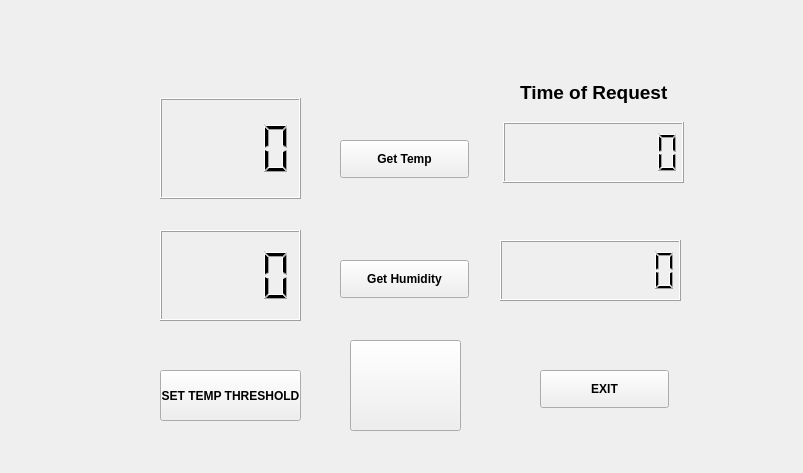
First picture: the form in Project 1/My_Application/Project1.ui, repository smitesh07/eid-fall2018, before the edit.
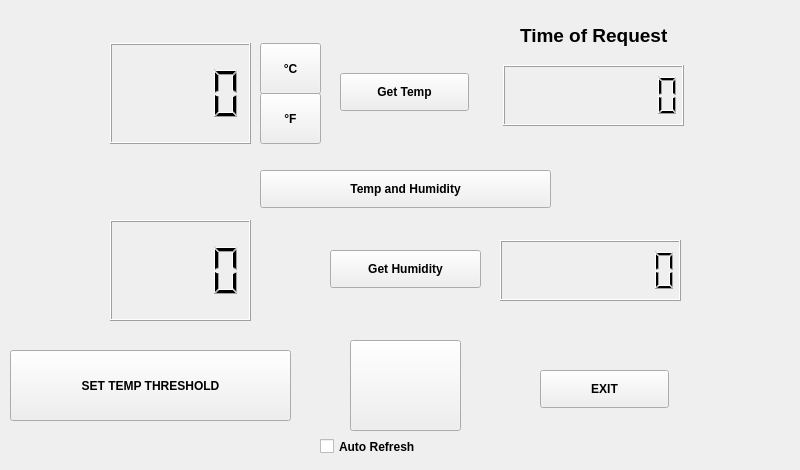
Second picture: the form after the edit. Icons and pictures are not drawn.

Commit message: Adding temperature conversion and auto-refresh features

```diff
--- a/Project 1/My_Application/Project1.ui
+++ b/Project 1/My_Application/Project1.ui
@@ -6,8 +6,8 @@
    <rect>
     <x>0</x>
     <y>0</y>
-    <width>803</width>
-    <height>473</height>
+    <width>800</width>
+    <height>470</height>
    </rect>
   </property>
   <property name="font">
@@ -26,9 +26,9 @@
   <widget class="QPushButton" name="get_hum">
    <property name="geometry">
     <rect>
-     <x>340</x>
-     <y>260</y>
-     <width>129</width>
+     <x>330</x>
+     <y>250</y>
+     <width>151</width>
      <height>38</height>
     </rect>
    </property>
@@ -39,8 +39,8 @@
   <widget class="QLabel" name="hum_icon">
    <property name="geometry">
     <rect>
-     <x>57</x>
-     <y>228</y>
+     <x>20</x>
+     <y>220</y>
      <width>81</width>
      <height>101</height>
     </rect>
@@ -59,7 +59,7 @@
    <property name="geometry">
     <rect>
      <x>340</x>
-     <y>140</y>
+     <y>73</y>
      <width>129</width>
      <height>38</height>
     </rect>
@@ -72,7 +72,7 @@
    <property name="geometry">
     <rect>
      <x>520</x>
-     <y>67</y>
+     <y>10</y>
      <width>171</width>
      <height>51</height>
     </rect>
@@ -89,8 +89,8 @@
   <widget class="QLabel" name="temp_icon">
    <property name="geometry">
     <rect>
-     <x>67</x>
-     <y>98</y>
+     <x>20</x>
+     <y>43</y>
      <width>71</width>
      <height>91</height>
     </rect>
@@ -134,8 +134,8 @@
    </property>
    <property name="geometry">
     <rect>
-     <x>160</x>
-     <y>98</y>
+     <x>110</x>
+     <y>43</y>
      <width>141</width>
      <height>101</height>
     </rect>
@@ -150,10 +150,10 @@
   <widget class="QLCDNumber" name="hum">
    <property name="geometry">
     <rect>
-     <x>160</x>
-     <y>230</y>
+     <x>110</x>
+     <y>220</y>
      <width>141</width>
-     <height>91</height>
+     <height>101</height>
     </rect>
    </property>
    <property name="smallDecimalPoint">
@@ -170,7 +170,7 @@
    <property name="geometry">
     <rect>
      <x>503</x>
-     <y>122</y>
+     <y>65</y>
      <width>181</width>
      <height>61</height>
     </rect>
@@ -214,16 +214,68 @@
   <widget class="QPushButton" name="threshold_button">
    <property name="geometry">
     <rect>
-     <x>160</x>
-     <y>370</y>
-     <width>141</width>
-     <height>51</height>
+     <x>10</x>
+     <y>350</y>
+     <width>281</width>
+     <height>71</height>
     </rect>
    </property>
    <property name="text">
     <string>SET TEMP THRESHOLD</string>
    </property>
   </widget>
+  <widget class="QPushButton" name="degree_button">
+   <property name="geometry">
+    <rect>
+     <x>260</x>
+     <y>43</y>
+     <width>61</width>
+     <height>51</height>
+    </rect>
+   </property>
+   <property name="text">
+    <string>°C</string>
+   </property>
+  </widget>
+  <widget class="QPushButton" name="fahrenheit_button">
+   <property name="geometry">
+    <rect>
+     <x>260</x>
+     <y>93</y>
+     <width>61</width>
+     <height>51</height>
+    </rect>
+   </property>
+   <property name="text">
+    <string>°F</string>
+   </property>
+  </widget>
+  <widget class="QCheckBox" name="refresh_checkBox">
+   <property name="geometry">
+    <rect>
+     <x>320</x>
+     <y>430</y>
+     <width>161</width>
+     <height>33</height>
+    </rect>
+   </property>
+   <property name="text">
+    <string>Auto Refresh</string>
+   </property>
+  </widget>
+  <widget class="QPushButton" name="TempAndHumidity">
+   <property name="geometry">
+    <rect>
+     <x>260</x>
+     <y>170</y>
+     <width>291</width>
+     <height>38</height>
+    </rect>
+   </property>
+   <property name="text">
+    <string>Temp and Humidity</string>
+   </property>
+  </widget>
  </widget>
  <resources/>
  <connections/>
```
Left out of the diff: 6 changed lines with no effect on the pictures. The commit also changes 5 other files.
